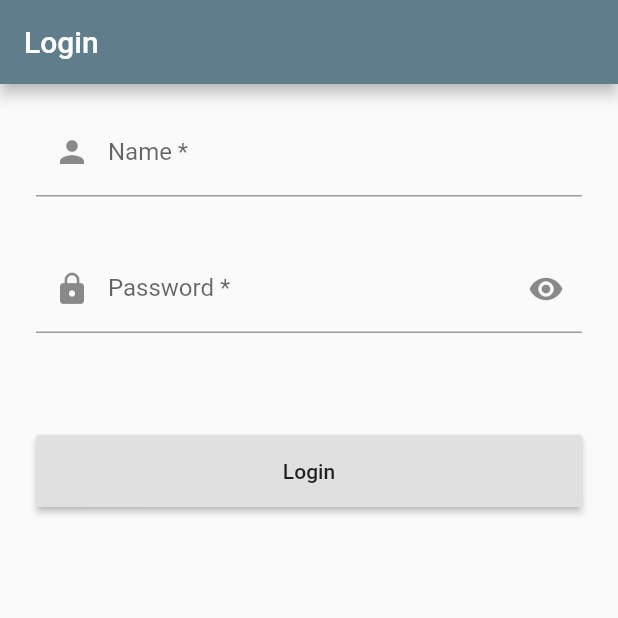
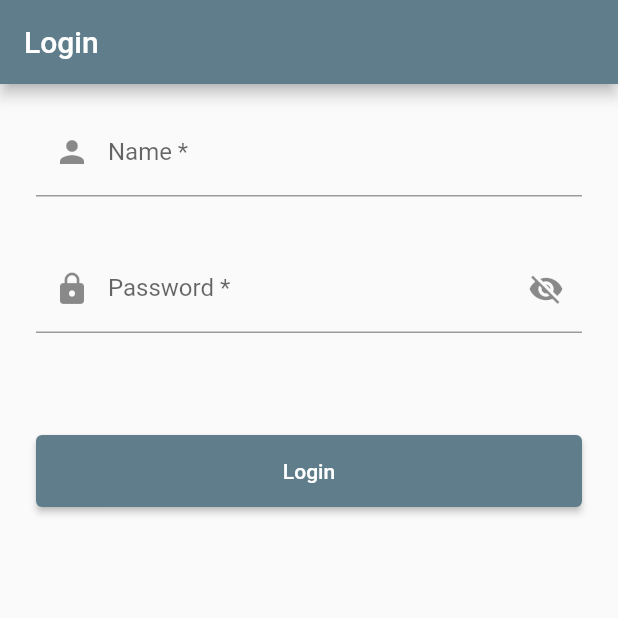
Before and after one commit to Rjiegit/gitme, a Flutter app: the screen it shows after launch, on a phone screen of 412 x 824 dp, the top half of it. Run offline on Flutter 3.47's test engine with Material 2 defaults, Android fonts, the phone set to English and light mode, and no system bars; drawn by our look-alikes of flutter_progress_hud.

Commit message:
Refactor login page and fix bugs

```diff
--- a/lib/components/drawer_tile.dart
+++ b/lib/components/drawer_tile.dart
@@ -22,6 +22,6 @@ class DrawerTile extends StatelessWidget {
             Text(text),
           ],
         ),
-    );
+        onTap: () => onPressed());
   }
 }
--- a/lib/main.dart
+++ b/lib/main.dart
@@ -15,6 +15,10 @@ class Gitme extends StatelessWidget {
       title: "Gitme",
       theme: ThemeData(
         primarySwatch: Colors.blueGrey,
+        buttonTheme: ButtonThemeData(
+          buttonColor: Colors.blueGrey,
+          textTheme: ButtonTextTheme.primary,
+        ),
       ),
       routes: {
         GitmeRoutes.login: (context) => LoginPage(),
--- a/lib/pages/home.dart
+++ b/lib/pages/home.dart
@@ -103,11 +103,11 @@ class MainPage extends StatelessWidget {
                     builder: (context) => AlertDialog(
                       content: Text("Are you sure to exit current account."),
                       actions: <Widget>[
-                        FlatButton(
+                        TextButton(
                           child: Text("Cancel"),
                           onPressed: () => Navigator.pop(context),
                         ),
-                        FlatButton(
+                        TextButton(
                           child: Text("OK"),
                           onPressed: () => Navigator.pushNamedAndRemoveUntil(
                               context, "/login", ModalRoute.withName('/')),
--- a/lib/pages/login.dart
+++ b/lib/pages/login.dart
@@ -1,11 +1,19 @@
 import 'package:flutter/material.dart';
 import 'package:flutter_progress_hud/flutter_progress_hud.dart';
 
-class LoginPage extends StatelessWidget {
+class LoginPage extends StatefulWidget {
+  @override
+  _LoginPageState createState() => _LoginPageState();
+}
+
+class _LoginPageState extends State<LoginPage> {
+  bool _obscureText = true;
+
   @override
   Widget build(BuildContext context) {
     return ProgressHUD(
       backgroundColor: Colors.black87,
+      textStyle: Theme.of(context).accentTextTheme.subtitle1!,
       child: Builder(
         builder: (context) => Scaffold(
           appBar: AppBar(
@@ -29,11 +37,21 @@ class LoginPage extends StatelessWidget {
                   padding:
                       EdgeInsets.symmetric(horizontal: 24.0, vertical: 16.0),
                   child: TextFormField(
-                    decoration: const InputDecoration(
+                    obscureText: _obscureText,
+                    decoration: InputDecoration(
                       prefixIcon: Icon(Icons.lock),
-                      suffixIcon: Icon(Icons.remove_red_eye),
+                      suffixIcon: IconButton(
+                        icon: _obscureText
+                            ? Icon(Icons.visibility_off)
+                            : Icon(Icons.visibility),
+                        onPressed: () {
+                          setState(() {
+                            _obscureText = !_obscureText;
+                          });
+                        },
+                      ),
                       labelText: "Password *",
-                      hintText: "Your Github account password or ...",
+                      hintText: "Your Github account password",
                     ),
                   ),
                 ),
@@ -43,7 +61,7 @@ class LoginPage extends StatelessWidget {
                 SizedBox(
                   width: MediaQuery.of(context).size.width - 48.0,
                   height: 48.0,
-                  child: RaisedButton(
+                  child: ElevatedButton(
                     child: Text("Login"),
                     onPressed: () {
                       final progress = ProgressHUD.of(context);
```
Lines whose indentation alone changed are shown as unchanged.
